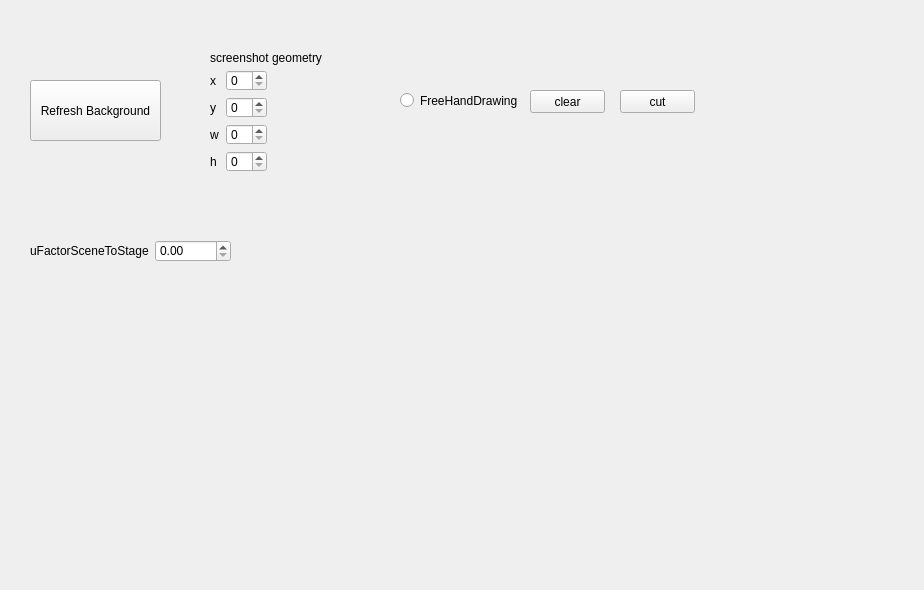
This is pages/freehand.ui in Jogala/stageController_windows_64 as Qt 5 draws it before an edit. The edited form follows.
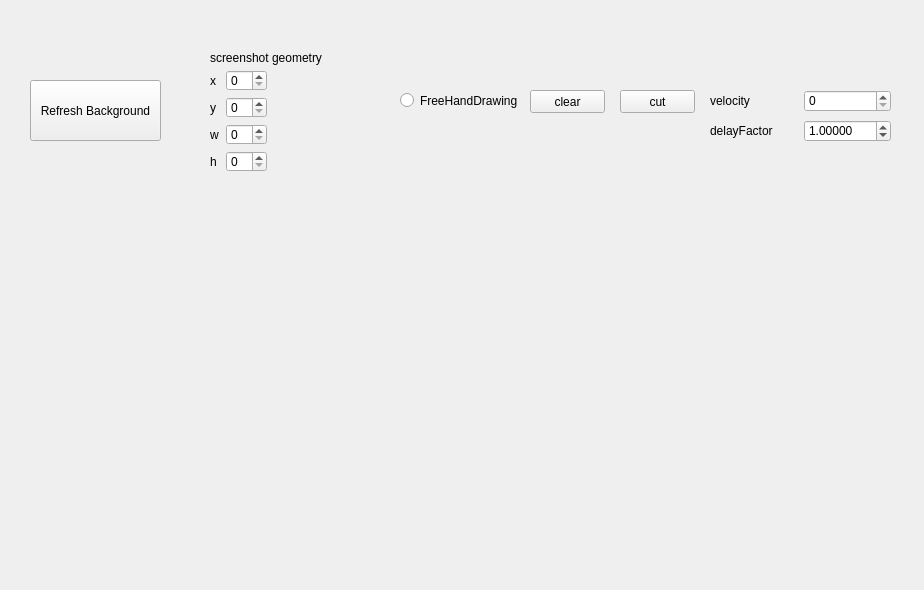
This is the edited form.

```diff
--- a/pages/freehand.ui
+++ b/pages/freehand.ui
@@ -39,28 +39,6 @@
     <string>cut</string>
    </property>
   </widget>
-  <widget class="QWidget" name="layoutWidget">
-   <property name="geometry">
-    <rect>
-     <x>30</x>
-     <y>240</y>
-     <width>201</width>
-     <height>22</height>
-    </rect>
-   </property>
-   <layout class="QHBoxLayout" name="horizontalLayout_2">
-    <item>
-     <widget class="QLabel" name="label_6">
-      <property name="text">
-       <string>uFactorSceneToStage</string>
-      </property>
-     </widget>
-    </item>
-    <item>
-     <widget class="QDoubleSpinBox" name="doubleSpinBox_uFactor"/>
-    </item>
-   </layout>
-  </widget>
   <widget class="QRadioButton" name="radioButton">
    <property name="geometry">
     <rect>
@@ -160,6 +138,69 @@
     </item>
    </layout>
   </widget>
+  <widget class="QWidget" name="layoutWidget">
+   <property name="geometry">
+    <rect>
+     <x>710</x>
+     <y>90</y>
+     <width>181</width>
+     <height>22</height>
+    </rect>
+   </property>
+   <layout class="QHBoxLayout" name="horizontalLayout_3">
+    <item>
+     <widget class="QLabel" name="label_7">
+      <property name="text">
+       <string>velocity</string>
+      </property>
+      <property name="buddy">
+       <cstring>spinBox_velocity</cstring>
+      </property>
+     </widget>
+    </item>
+    <item>
+     <widget class="QSpinBox" name="spinBox_velocity"/>
+    </item>
+   </layout>
+  </widget>
+  <widget class="QWidget" name="layoutWidget_3">
+   <property name="geometry">
+    <rect>
+     <x>710</x>
+     <y>120</y>
+     <width>181</width>
+     <height>22</height>
+    </rect>
+   </property>
+   <layout class="QHBoxLayout" name="horizontalLayout_4">
+    <item>
+     <widget class="QLabel" name="label_8">
+      <property name="text">
+       <string>delayFactor</string>
+      </property>
+      <property name="buddy">
+       <cstring>spinBox_velocity</cstring>
+      </property>
+     </widget>
+    </item>
+    <item>
+     <widget class="QDoubleSpinBox" name="doubleSpinBox_delayFactor">
+      <property name="decimals">
+       <number>5</number>
+      </property>
+      <property name="maximum">
+       <double>2.000000000000000</double>
+      </property>
+      <property name="singleStep">
+       <double>0.010000000000000</double>
+      </property>
+      <property name="value">
+       <double>1.000000000000000</double>
+      </property>
+     </widget>
+    </item>
+   </layout>
+  </widget>
  </widget>
  <resources/>
  <connections/>
```
